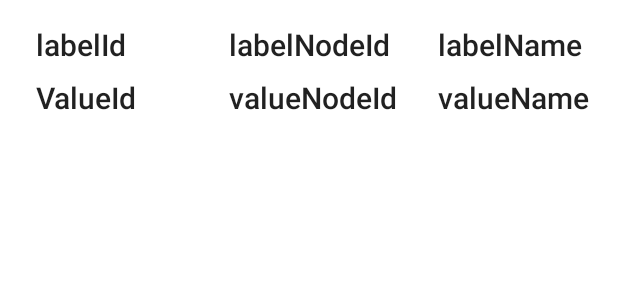
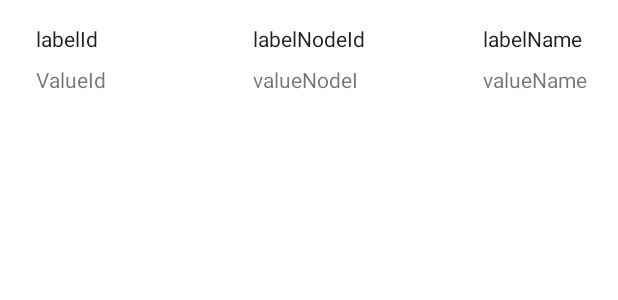
Before and after one commit to taar1/Scout24-Case-Study, an Android app: the layout list_item.xml on its own in the app's theme, with its tools: preview values and no code run, on a phone screen of 412 x 824 dp. Shown: the top 300 px of the screen. Run offline under Robolectric (Android 15) with nearby library versions, the phone set to English and light mode, and no system bars.

Commit message:
Updated code

```diff
--- a/app/src/main/AndroidManifest.xml
+++ b/app/src/main/AndroidManifest.xml
@@ -1,6 +1,8 @@
 <?xml version="1.0" encoding="utf-8"?>
 <manifest xmlns:android="http://schemas.android.com/apk/res/android"
     package="ch.scout24.casestudy">
+
+    <uses-permission android:name="android.permission.INTERNET" />
 
     <application
         android:allowBackup="true"
--- /dev/null
+++ b/app/src/main/java/ch/scout24/casestudy/OnRepoClicked.kt
@@ -0,0 +1,5 @@
+package ch.scout24.casestudy
+
+interface OnRepoClicked {
+    fun onRepoClicked(repoDataModelItem: RepoDataModelItem)
+}
--- a/app/src/main/java/ch/scout24/casestudy/RepoDataModel.kt
+++ b/app/src/main/java/ch/scout24/casestudy/RepoDataModelItem.kt
@@ -1,6 +1,4 @@
 package ch.scout24.casestudy
-
-class RepoDataModel : ArrayList<RepoDataModelItem>()
 
 data class RepoDataModelItem(
     val archive_url: String,
@@ -57,7 +55,6 @@ data class RepoDataModelItem(
     val open_issues: Int,
     val open_issues_count: Int,
     val owner: Owner,
-    val `private`: Boolean,
     val pulls_url: String,
     val pushed_at: String,
     val releases_url: String,
@@ -77,6 +74,7 @@ data class RepoDataModelItem(
     val watchers: Int,
     val watchers_count: Int
 )
+
 
 data class License(
     val key: String,
--- a/app/src/main/java/ch/scout24/casestudy/RestApi.kt
+++ b/app/src/main/java/ch/scout24/casestudy/RestApi.kt
@@ -5,17 +5,19 @@ import retrofit2.Response
 import retrofit2.Retrofit
 import retrofit2.converter.gson.GsonConverterFactory
 import retrofit2.http.GET
+import retrofit2.http.Headers
 
 interface RestApi {
 
-    @GET("/repos?per_page=20&page=1")
+    @Headers("Accept: application/json; charset=utf-8, Accept-Language: en")
+    @GET("repos?per_page=100&page=1")
     suspend fun getRepos(): Response<List<RepoDataModelItem>>
 
     companion object {
         operator fun invoke(): RestApi {
 
             return Retrofit.Builder()
-                .baseUrl("https://api.github.com/users/google")
+                .baseUrl("https://api.github.com/users/google/")
                 .addCallAdapterFactory(CoroutineCallAdapterFactory())
                 .addConverterFactory(GsonConverterFactory.create())
                 .build()
--- a/app/src/main/res/layout/list_item.xml
+++ b/app/src/main/res/layout/list_item.xml
@@ -3,40 +3,39 @@
     xmlns:app="http://schemas.android.com/apk/res-auto"
     android:id="@+id/outer_layout"
     android:layout_width="match_parent"
-    android:layout_height="match_parent">
+    android:layout_height="wrap_content">
 
 
     <TextView
-        android:id="@+id/labelId"
+        android:id="@+id/labelTitle"
         android:layout_width="wrap_content"
         android:layout_height="wrap_content"
         android:layout_marginStart="24dp"
         android:layout_marginTop="16dp"
         android:text="labelId"
-        android:textAppearance="@style/TextAppearance.AppCompat.Title"
+        android:textAppearance="@style/TextAppearance.AppCompat.Body1"
         android:textIsSelectable="false"
         app:layout_constraintStart_toStartOf="parent"
         app:layout_constraintTop_toTopOf="parent" />
 
     <TextView
-        android:id="@+id/valueId"
+        android:id="@+id/valueTitle"
         android:layout_width="wrap_content"
         android:layout_height="wrap_content"
         android:layout_marginTop="8dp"
         android:text="ValueId"
-        android:textAppearance="@style/TextAppearance.AppCompat.Title"
         android:textIsSelectable="false"
-        app:layout_constraintStart_toStartOf="@+id/labelId"
-        app:layout_constraintTop_toBottomOf="@+id/labelId" />
+        app:layout_constraintStart_toStartOf="@+id/labelTitle"
+        app:layout_constraintTop_toBottomOf="@+id/labelTitle" />
 
 
     <TextView
-        android:id="@+id/labelNodeId"
+        android:id="@+id/labelLanguage"
         android:layout_width="wrap_content"
         android:layout_height="wrap_content"
         android:layout_marginTop="16dp"
         android:text="labelNodeId"
-        android:textAppearance="@style/TextAppearance.AppCompat.Title"
+        android:textAppearance="@style/TextAppearance.AppCompat.Body1"
         android:textIsSelectable="false"
         app:layout_constraintEnd_toEndOf="parent"
         app:layout_constraintStart_toStartOf="parent"
@@ -44,39 +43,38 @@
 
 
     <TextView
-        android:id="@+id/valueNodeId"
+        android:id="@+id/valueLanguage"
         android:layout_width="wrap_content"
         android:layout_height="wrap_content"
         android:layout_marginTop="8dp"
+        android:maxLength="10"
         android:text="valueNodeId"
-        android:textAppearance="@style/TextAppearance.AppCompat.Title"
         android:textIsSelectable="false"
-        app:layout_constraintStart_toStartOf="@+id/labelNodeId"
-        app:layout_constraintTop_toBottomOf="@+id/labelNodeId" />
+        app:layout_constraintStart_toStartOf="@+id/labelLanguage"
+        app:layout_constraintTop_toBottomOf="@+id/labelLanguage" />
 
 
     <TextView
-        android:id="@+id/labelName"
+        android:id="@+id/labelWatchers"
         android:layout_width="wrap_content"
         android:layout_height="wrap_content"
         android:layout_marginTop="16dp"
         android:layout_marginEnd="24dp"
         android:text="labelName"
-        android:textAppearance="@style/TextAppearance.AppCompat.Title"
+        android:textAppearance="@style/TextAppearance.AppCompat.Body1"
         android:textIsSelectable="false"
         app:layout_constraintEnd_toEndOf="parent"
         app:layout_constraintTop_toTopOf="parent" />
 
 
     <TextView
-        android:id="@+id/valueName"
+        android:id="@+id/valueWatchers"
         android:layout_width="wrap_content"
         android:layout_height="wrap_content"
         android:layout_marginTop="8dp"
         android:text="valueName"
-        android:textAppearance="@style/TextAppearance.AppCompat.Title"
         android:textIsSelectable="false"
-        app:layout_constraintStart_toStartOf="@+id/labelName"
-        app:layout_constraintTop_toBottomOf="@+id/labelName" />
+        app:layout_constraintStart_toStartOf="@+id/labelWatchers"
+        app:layout_constraintTop_toBottomOf="@+id/labelWatchers" />
 
 </androidx.constraintlayout.widget.ConstraintLayout>
```
Also changed, not shown: app/src/main/java/ch/scout24/casestudy/MainFragment.kt (+26 -2 lines), app/src/main/java/ch/scout24/casestudy/RecyclerListViewAdapter.kt (+10 -5 lines), app/src/main/java/ch/scout24/casestudy/RepoListItemHolder.kt (+7 -12 lines).
